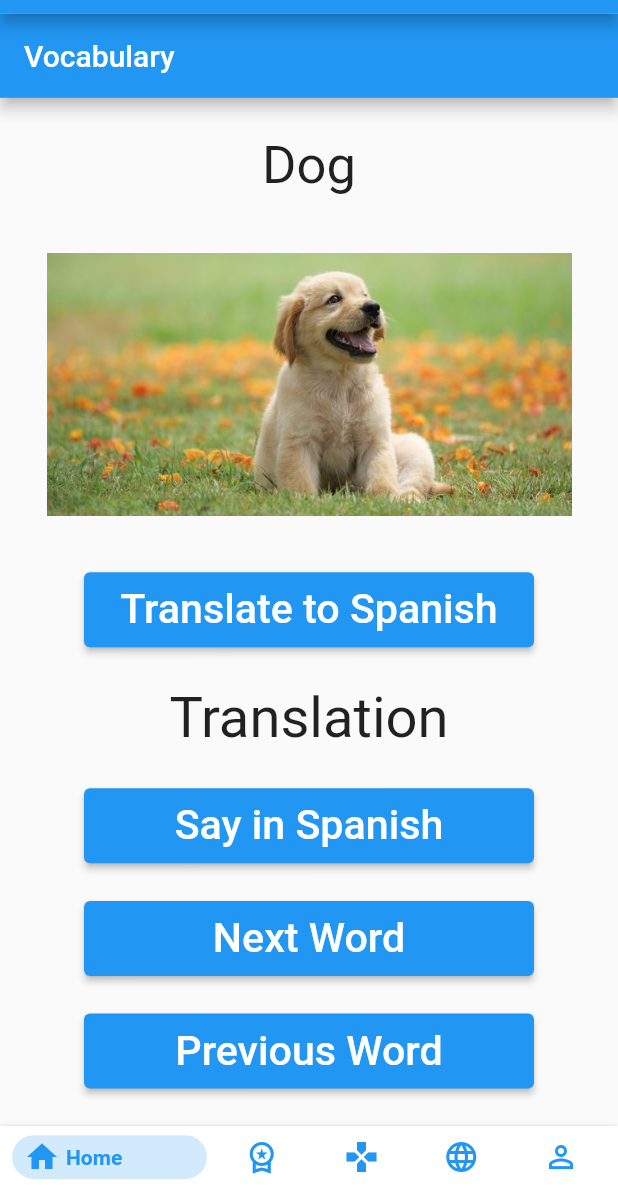
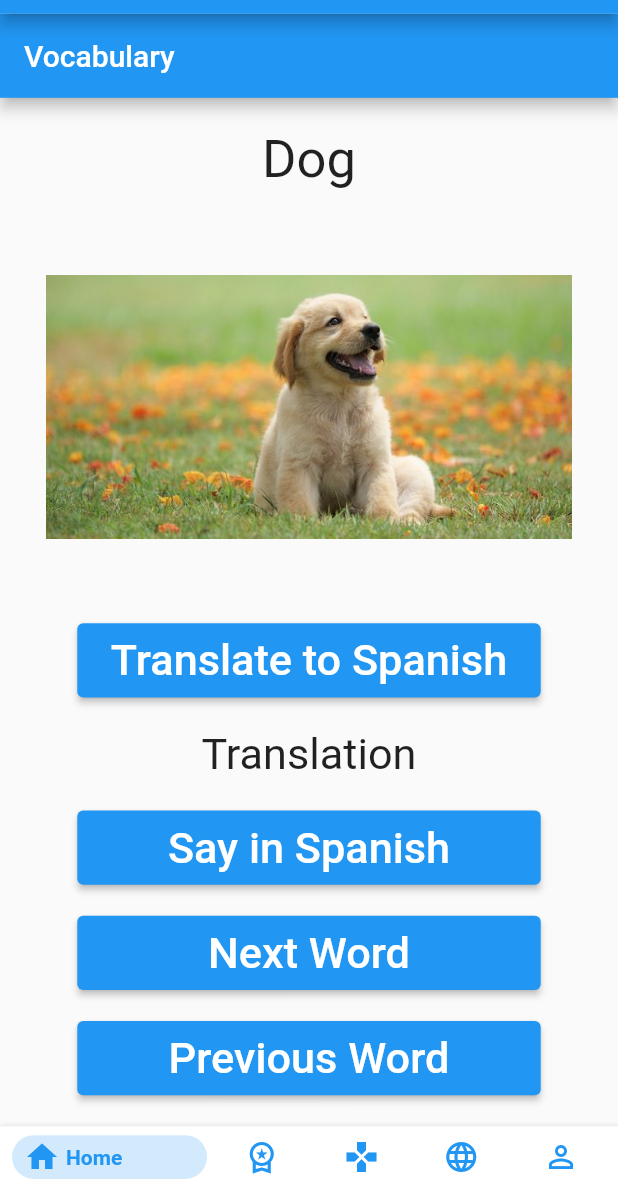
Before and after one commit to ChaseCodesThings/dummy_app, a Flutter app: the screen it shows after launch, swiped to page 2, on a phone screen of 412 x 824 dp, the part 48-1236 px from its top. Run offline on Flutter 3.47's test engine with Material 2 defaults, Android fonts, the phone set to English and light mode, and no system bars; drawn by our look-alikes of bottom_navy_bar; our stand-ins replace confetti, flutter_tts, sqflite; missing offline and left inert: translator; accounts and stored records are empty.

```diff
--- a/lib/main.dart
+++ b/lib/main.dart
@@ -18,6 +18,7 @@ class Home extends StatelessWidget {
   Widget build(BuildContext context) {
     return MaterialApp(
       home: MyApp(),
+      debugShowCheckedModeBanner: false,
     );
   }
 }
--- a/lib/pong.dart
+++ b/lib/pong.dart
@@ -62,10 +62,10 @@ class _PongState extends State<Pong>{
   void moveEnemy() {
     setState(() {
       if (ballXDirection == direction.LEFT) {
-        enemyX -= 0.0045;
+        enemyX -= 0.00045;
       }
       else if (ballXDirection == direction.RIGHT) {
-        enemyX += 0.0045;
+        enemyX += 0.00045;
       }
     });
   }
@@ -154,17 +154,17 @@ class _PongState extends State<Pong>{
     //vertical movement
     setState(() {
       if (ballYDirection == direction.DOWN) {
-        ballY += 0.005;
+        ballY += 0.0005;
       }
       else if (ballYDirection == direction.UP) {
-        ballY -= 0.005;
+        ballY -= 0.0005;
       }
       //horizontal movement
       if (ballXDirection == direction.LEFT) {
-        ballX -= 0.005;
+        ballX -= 0.0005;
       }
       else if (ballXDirection == direction.RIGHT) {
-        ballX += 0.005;
+        ballX += 0.0005;
       }
     });
   }
--- a/lib/vocab.dart
+++ b/lib/vocab.dart
@@ -1,5 +1,6 @@
 import 'package:flutter/material.dart';
 import 'package:translator/translator.dart';
+import 'SizeConfig.dart';
 import 'mytts.dart';
 // add speaker icon to translation
 class Vocab extends StatefulWidget {
@@ -36,17 +37,17 @@ class _VocabState extends State<Vocab>{
                 ),
               ),
               Container(
-                  height: 200,
-                  width: 350,
+                  height: SizeConfig.safeBlockVertical * 30,
+                  width: SizeConfig.safeBlockHorizontal * 85,
                   child: Image.asset(picture[position])
               ),
               SizedBox(
-                height: 50,
-                width: 300,
+                height: SizeConfig.safeBlockVertical * 6,
+                width: SizeConfig.safeBlockHorizontal * 75,
                 child: ElevatedButton(
                     child: Text("Translate to Spanish",
                     style: TextStyle(
-                      fontSize: MediaQuery.of(context).size.width/15,
+                      fontSize: SizeConfig.safeBlockHorizontal * 7,
                     ),
                   ),
                   onPressed: () {
@@ -61,30 +62,30 @@ class _VocabState extends State<Vocab>{
               Text(out,
                 textAlign: TextAlign.center,
                 style: TextStyle(
-                  fontSize: MediaQuery.of(context).size.width/11,
+                  fontSize: SizeConfig.safeBlockHorizontal * 7,
                 ),
               ),
               SizedBox(
-                height: 50,
-                width: 300,
+                height: SizeConfig.safeBlockVertical * 6,
+                width: SizeConfig.safeBlockHorizontal * 75,
                 child: ElevatedButton(
                   onPressed: () {
                     tts.sayit(out);
                   },
                   child: Text("Say in Spanish",
                     style: TextStyle(
-                      fontSize: MediaQuery.of(context).size.width/15,
+                      fontSize: SizeConfig.safeBlockHorizontal * 7,
                     ),
                   ),
                 ),
               ),
               SizedBox(
-                height: 50,
-                width: 300,
+                height: SizeConfig.safeBlockVertical * 6,
+                width: SizeConfig.safeBlockHorizontal * 75,
                 child: ElevatedButton(
                   child: Text("Next Word",
                     style: TextStyle(
-                      fontSize: MediaQuery.of(context).size.width/15,
+                      fontSize: SizeConfig.safeBlockHorizontal * 7,
                     ),
                   ),
                   onPressed: () {
@@ -98,12 +99,12 @@ class _VocabState extends State<Vocab>{
                 ),
               ),
               SizedBox(
-                  height: 50,
-                  width: 300,
+                height: SizeConfig.safeBlockVertical * 6,
+                width: SizeConfig.safeBlockHorizontal * 75,
                 child: ElevatedButton(
                   child: Text("Previous Word",
                     style: TextStyle(
-                      fontSize: MediaQuery.of(context).size.width/15,
+                      fontSize: SizeConfig.safeBlockHorizontal * 7,
                     ),
                   ),
                   onPressed: () {
```
